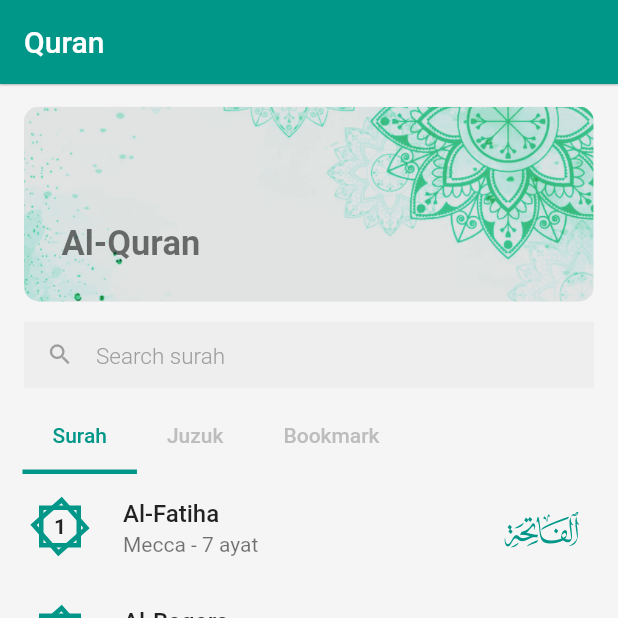
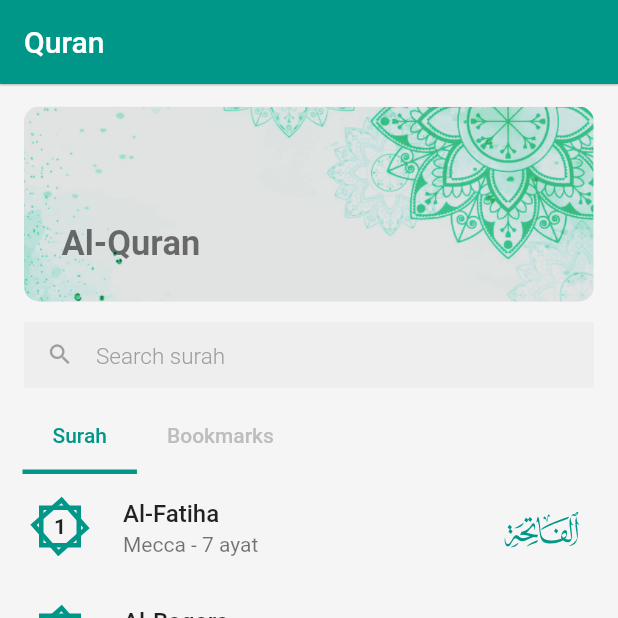
Before and after one commit to soutruoshim/quran-khmer-online-v3, a Flutter app: the screen it shows after launch, item 3 of the bottom bar chosen, on a phone screen of 412 x 824 dp, the top half of it. Run offline on Flutter 3.47's test engine with Material 2 defaults, Android fonts, the phone set to English and light mode, and no system bars; our stand-ins replace cached_network_image, cloud_firestore, firebase_auth, firebase_core, firebase_storage, flutter_keyboard_visibility and 4 more; missing offline and left inert: flutter_share, jitsi_meet; accounts and stored records are empty.

Commit message:
quran update

```diff
--- a/lib/app/quran_page/quran_page.dart
+++ b/lib/app/quran_page/quran_page.dart
@@ -37,7 +37,7 @@ class _QuranPageState extends State<QuranPage> {
           elevation: 0.5,
         ),
         body: DefaultTabController(
-          length: 3,
+          length: 2,
           child: NestedScrollView(
             headerSliverBuilder: (context, value) {
               return [
@@ -169,8 +169,7 @@ class _QuranPageState extends State<QuranPage> {
                           indicatorWeight: 3.0,
                           tabs: [
                             Tab(text: 'Surah'),
-                            Tab(text: 'Juzuk'),
-                            Tab(text: 'Bookmark'),
+                            Tab(text: 'Bookmarks'),
                           ],
                         ),
                       ),
@@ -182,7 +181,6 @@ class _QuranPageState extends State<QuranPage> {
             body: TabBarView(
               children: [
                 chapters(name: searchText),
-                chapters(),
                 ayahBookmarks(),
               ],
             ),
```
